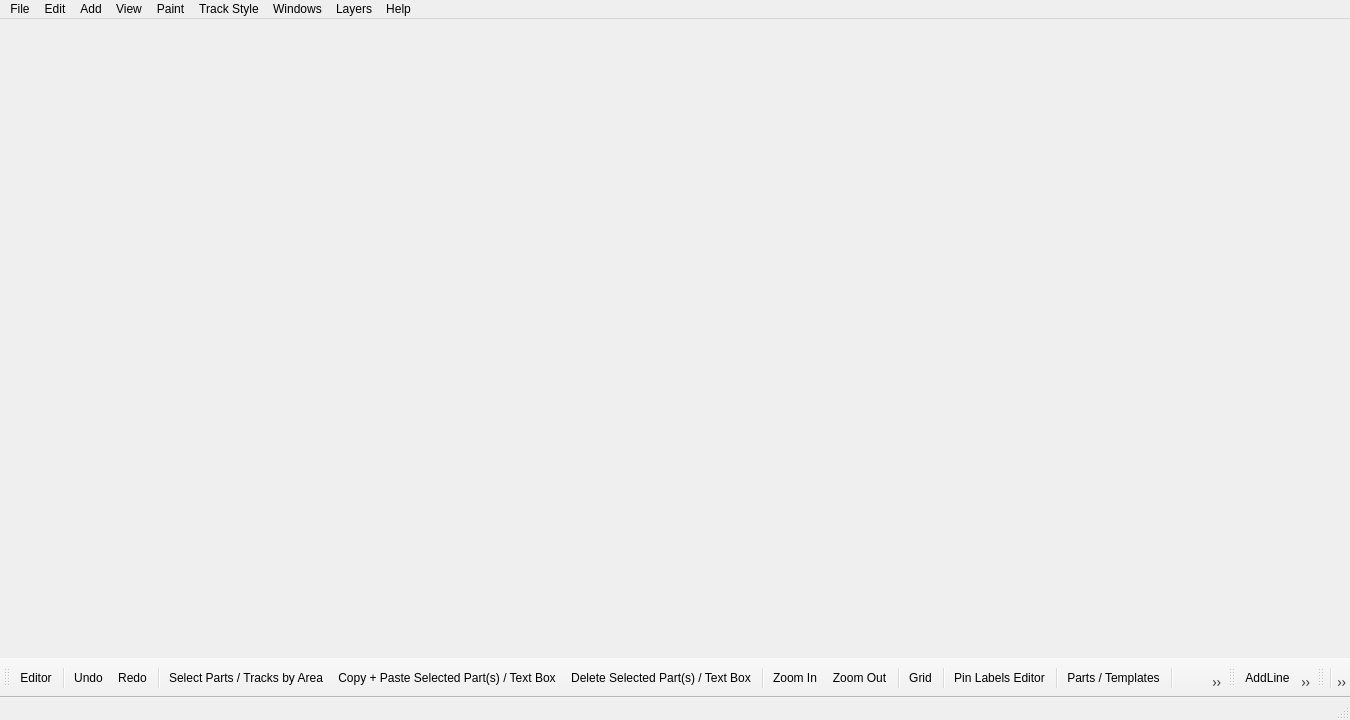
melak/veroroute, file src/mainwindow.ui: the form before one commit.
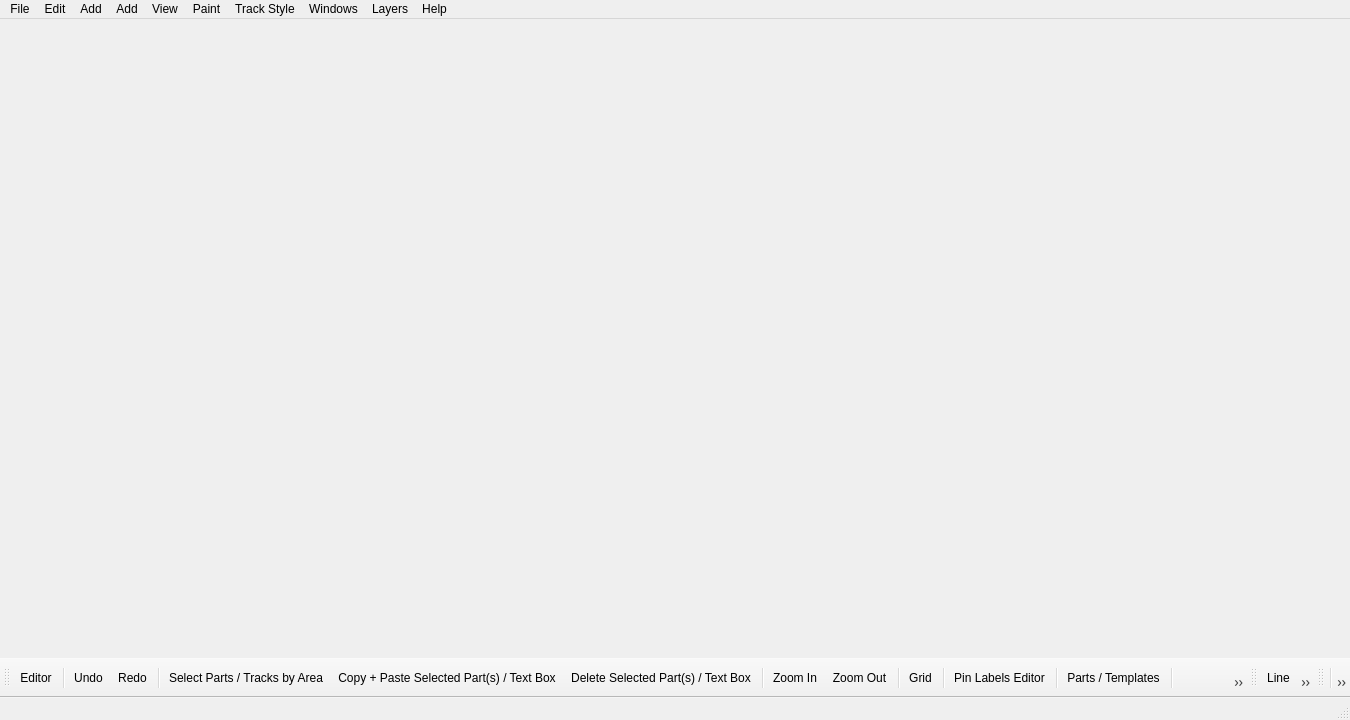
The form after the commit. Icons and pictures are not drawn.

Commit message: List shapes in Add menu in component editor mode.  Bug fix: Should not write to history while component editor dialog is updating.  Bug fix: Component editor not working if circuit mirrored.

```diff
--- a/src/mainwindow.ui
+++ b/src/mainwindow.ui
@@ -273,9 +273,21 @@
     <addaction name="actionErasePins"/>
     <addaction name="actionPaintFlood"/>
    </widget>
+   <widget class="QMenu" name="menuAddShape">
+    <property name="title">
+     <string>Add</string>
+    </property>
+    <addaction name="actionAddLine"/>
+    <addaction name="actionAddRect"/>
+    <addaction name="actionAddRoundedRect"/>
+    <addaction name="actionAddEllipse"/>
+    <addaction name="actionAddArc"/>
+    <addaction name="actionAddChord"/>
+   </widget>
    <addaction name="menuFile"/>
    <addaction name="menuEdit"/>
    <addaction name="menuAdd"/>
+   <addaction name="menuAddShape"/>
    <addaction name="menuView"/>
    <addaction name="menuPaint"/>
    <addaction name="menuTrack_Style"/>
@@ -1207,7 +1219,7 @@
      <normaloff>:/images/addline.png</normaloff>:/images/addline.png</iconset>
    </property>
    <property name="text">
-    <string>AddLine</string>
+    <string>Line</string>
    </property>
    <property name="toolTip">
     <string>Add line</string>
@@ -1219,7 +1231,7 @@
      <normaloff>:/images/addrect.png</normaloff>:/images/addrect.png</iconset>
    </property>
    <property name="text">
-    <string>AddRect</string>
+    <string>Rectangle</string>
    </property>
    <property name="toolTip">
     <string>Add rectangle</string>
@@ -1231,7 +1243,7 @@
      <normaloff>:/images/addroundedrect.png</normaloff>:/images/addroundedrect.png</iconset>
    </property>
    <property name="text">
-    <string>AddRoundedRect</string>
+    <string>Rounded rectangle</string>
    </property>
    <property name="toolTip">
     <string>Add rounded rectangle</string>
@@ -1243,7 +1255,7 @@
      <normaloff>:/images/addellipse.png</normaloff>:/images/addellipse.png</iconset>
    </property>
    <property name="text">
-    <string>AddEllipse</string>
+    <string>Ellipse</string>
    </property>
    <property name="toolTip">
     <string>Add ellipse</string>
@@ -1255,7 +1267,7 @@
      <normaloff>:/images/addarc.png</normaloff>:/images/addarc.png</iconset>
    </property>
    <property name="text">
-    <string>AddArc</string>
+    <string>Arc</string>
    </property>
    <property name="toolTip">
     <string>Add arc</string>
@@ -1278,7 +1290,7 @@
      <normaloff>:/images/addchord.png</normaloff>:/images/addchord.png</iconset>
    </property>
    <property name="text">
-    <string>AddChord</string>
+    <string>Chord</string>
    </property>
    <property name="toolTip">
     <string>Add chord</string>
```
The commit also changes 4 other files.
